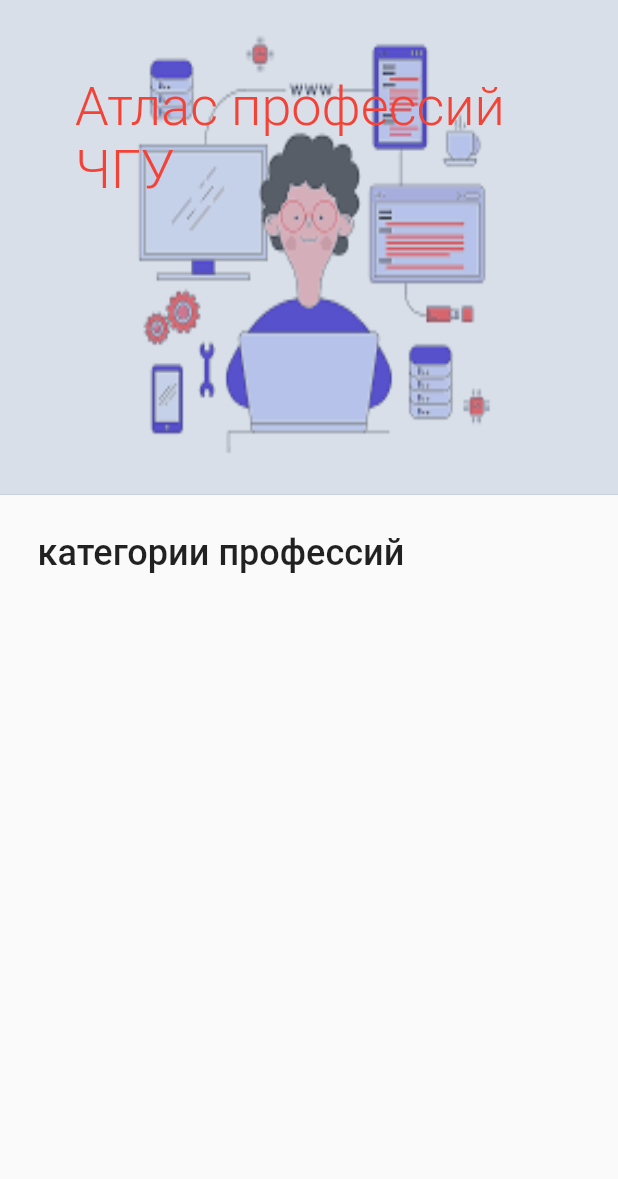
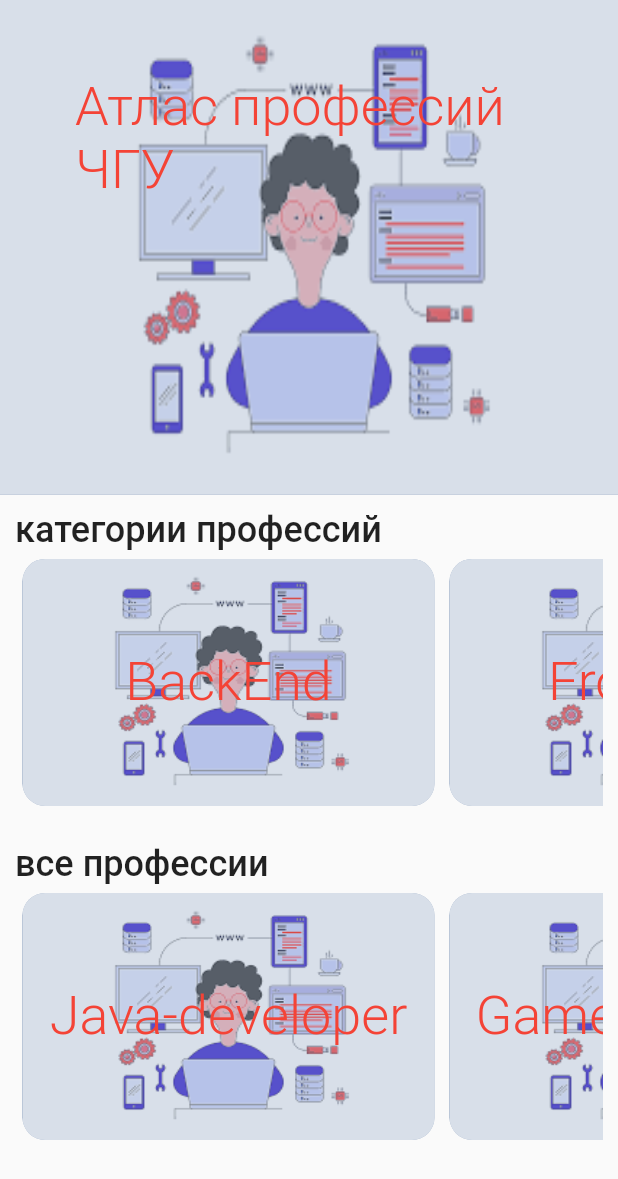
Before and after one commit to RemaFastR/UniversityApp, a Flutter app: the screen it shows after launch, on a phone screen of 412 x 824 dp. Shown: the top 1179 px of the screen. Run offline on Flutter 3.47's test engine with Material 2 defaults, Android fonts, the phone set to English and light mode, and no system bars.

Commit message:
add 2 lists

```diff
--- a/lib/src/bll/models/category.dart
+++ b/lib/src/bll/models/category.dart
@@ -1,4 +1,6 @@
-class Category {
+import 'package:university_app/src/bll/models/ientity.dart';
+
+class Category implements IEntity {
   String image;
   String name;
 
--- /dev/null
+++ b/lib/src/bll/models/ientity.dart
@@ -0,0 +1,4 @@
+class IEntity {
+  String name;
+  String image;
+}
--- /dev/null
+++ b/lib/src/bll/models/profession.dart
@@ -0,0 +1,11 @@
+import 'package:university_app/src/bll/models/ientity.dart';
+
+class Profession implements IEntity {
+  @override
+  String image;
+
+  @override
+  String name;
+
+  Profession({this.name, this.image});
+}
--- a/lib/src/views/pages/main_view.dart
+++ b/lib/src/views/pages/main_view.dart
@@ -1,4 +1,8 @@
 import 'package:flutter/material.dart';
+import 'package:university_app/src/bll/models/category.dart';
+import 'package:university_app/src/bll/models/ientity.dart';
+import 'package:university_app/src/bll/models/profession.dart';
+import 'package:university_app/src/views/utils/custom_list_view.dart';
 
 class MainView extends StatelessWidget {
   @override
@@ -16,9 +20,8 @@ class MainView extends StatelessWidget {
               width: screenWidth,
               heigth: screenHeigth,
             )),
-            CategoriesWidget(
-              heigth: screenHeigth,
-            )
+            CategoriesWidget(heigth: screenHeigth, width: screenWidth),
+            ProfessionsWidget(heigth: screenHeigth, width: screenWidth)
           ],
         ),
       ),
@@ -76,20 +79,28 @@ class HeaderWidget extends StatelessWidget {
   }
 }
 
+List<IEntity> categories = [
+  new Category(name: 'BackEnd', image: 'lib/assets/images/test_img.png'),
+  new Category(name: 'FrontEnd', image: 'lib/assets/images/test_img.png'),
+  new Category(name: 'GameDev', image: 'lib/assets/images/test_img.png')
+];
+
 class CategoriesWidget extends StatelessWidget {
   double heigth;
+  double width;
 
-  CategoriesWidget({this.heigth});
+  CategoriesWidget({this.heigth, this.width});
 
   @override
   Widget build(BuildContext context) {
     return Container(
-      padding: EdgeInsets.all(25),
-      alignment: Alignment.topLeft,
-      height: heigth / 3,
+      padding: EdgeInsets.all(10),
+      height: heigth / 3.7,
       child: Column(
         children: [
-          Text(
+          Container(
+            alignment: Alignment.topLeft,
+            child: Text(
               'категории профессий',
               // устанавливаем стили: цвет текста, начертание (полужирное) и размер шрифта
               style: TextStyle(
@@ -97,8 +108,53 @@ class CategoriesWidget extends StatelessWidget {
                   fontWeight: FontWeight.w500,
                   fontSize: 24),
             ),
+          ),
+          CustomListView(
+            itemWidth: width,
+            items: categories,
+          )
         ],
       ),
     );
   }
 }
+
+List<IEntity> professions = [
+  new Category(name: 'Java-developer', image: 'lib/assets/images/test_img.png'),
+  new Category(name: 'Game-designer', image: 'lib/assets/images/test_img.png'),
+  new Category(name: 'DataScientist', image: 'lib/assets/images/test_img.png')
+];
+
+class ProfessionsWidget extends StatelessWidget {
+  double heigth;
+  double width;
+
+  ProfessionsWidget({this.heigth, this.width});
+
+  @override
+  Widget build(BuildContext context) {
+    return Container(
+      padding: EdgeInsets.all(10),
+      height: heigth / 3.7,
+      child: Column(
+        children: [
+          Container(
+            alignment: Alignment.topLeft,
+            child: Text(
+              'все профессии',
+              // устанавливаем стили: цвет текста, начертание (полужирное) и размер шрифта
+              style: TextStyle(
+                  color: Colors.black87,
+                  fontWeight: FontWeight.w500,
+                  fontSize: 24),
+            ),
+          ),
+          CustomListView(
+            itemWidth: width,
+            items: professions,
+          )
+        ],
+      ),
+    );
+  }
+}
--- a/lib/src/views/utils/custom_list_view.dart
+++ b/lib/src/views/utils/custom_list_view.dart
@@ -1,17 +1,27 @@
 import 'package:flutter/material.dart';
+import 'package:university_app/src/bll/models/ientity.dart';
 
 class CustomListView extends StatelessWidget {
+  double itemWidth;
+  List<IEntity> items;
+
+  CustomListView({this.itemWidth, this.items});
+
   @override
   Widget build(BuildContext context) {
-    return ListView.builder(
-        itemCount: 3,
+    return Expanded(
+      child: ListView.builder(
+          scrollDirection: Axis.horizontal,
+          itemCount: items.length,
+          shrinkWrap: true,
           itemBuilder: (context, index) {
             return Container(
+              width: itemWidth / 1.5,
+              margin: EdgeInsets.all(5),
               child: Container(
-              padding: EdgeInsets.all(50),
-              alignment: Alignment.topLeft,
+                alignment: Alignment.center,
                 child: Text(
-                'Атлас профессий ЧГУ',
+                  items[index].name,
                   style: TextStyle(
                       color: Colors.red,
                       fontWeight: FontWeight.w300,
@@ -19,16 +29,18 @@ class CustomListView extends StatelessWidget {
                 ),
               ),
               decoration: BoxDecoration(
+                  borderRadius: BorderRadius.circular(15),
                   color: const Color(0xff7c94b6),
                   image: DecorationImage(
                     image: AssetImage(
-                    'lib/assets/images/test_img.png',
+                      items[index].image,
                     ),
                     fit: BoxFit.fill,
                     colorFilter: new ColorFilter.mode(
                         Colors.black.withOpacity(0.7), BlendMode.dstATop),
                   )),
             );
-        });
+          }),
+    );
   }
 }
```
Lines whose indentation alone changed are shown as unchanged.
